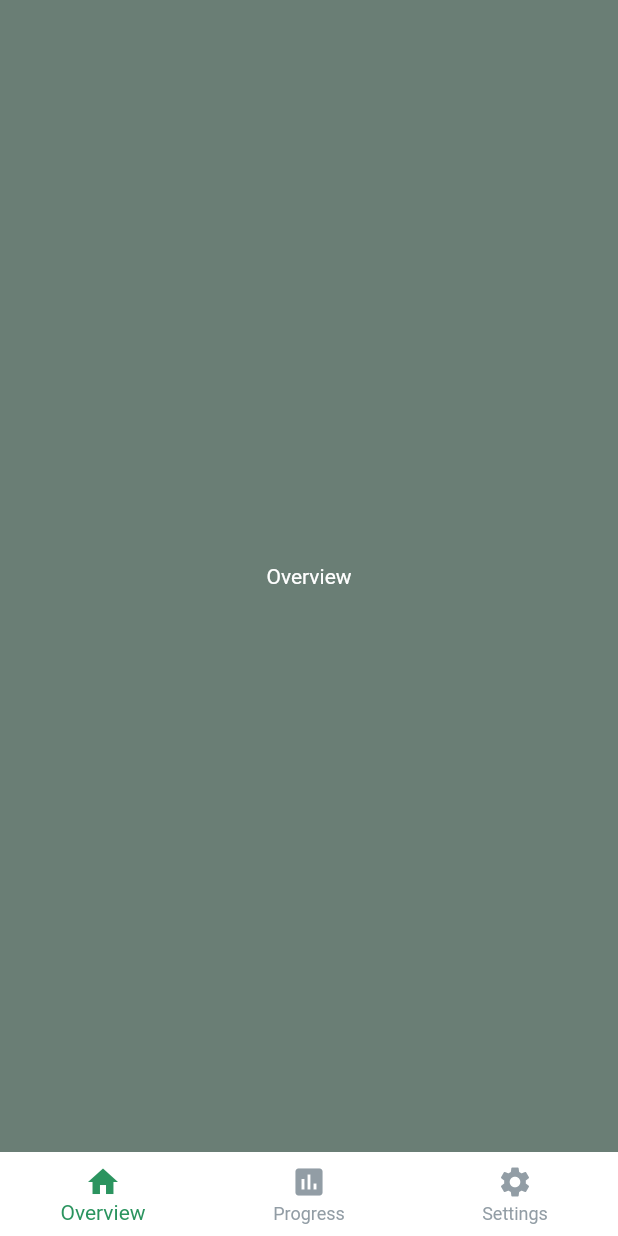
After one commit to gaethalalou/BusyWork, a Flutter app: the screen it shows after launch, on a phone screen of 412 x 824 dp. The commit adds this screen. Run offline on Flutter 3.47's test engine with Material 2 defaults, Android fonts, the phone set to English and light mode, and no system bars.

Commit message:
Class for each widget
There's a class made for each widget made from the placeholder class.

```diff
--- a/project_busy_work/lib/home_widget.dart
+++ b/project_busy_work/lib/home_widget.dart
@@ -1,20 +1,23 @@
 import 'package:flutter/material.dart';
+import 'package:projectbusywork/progress_widget.dart';
+import 'package:projectbusywork/settings_widget.dart';
+import 'overview_widget.dart';
 import 'placeholder_widget.dart';
 import 'myColors.dart';
 
 class Home extends StatefulWidget {
   @override
   State<StatefulWidget> createState() {
-      return _HomeState();
-    }
+    return _HomeState();
+  }
 }
 
 class _HomeState extends State<Home> {
   int _currentIndex = 0;
   final List<Widget> _children = [
-    PlaceholderWidget(bgGreen, "Overview"),
-    PlaceholderWidget(bgGreen, "Progress"),
-    PlaceholderWidget(bgGreen, "Settings")
+    OverviewWidget(bgGreen, "Overview"),
+    ProgressWidget(bgGreen, "Progress"),
+    SettingsWidget(bgGreen, "Settings")
   ];
 
   @override
@@ -27,8 +30,8 @@ class _HomeState extends State<Home> {
       bottomNavigationBar: BottomNavigationBar(
         elevation: 0.0, //to remove the border from the navigation bar
         backgroundColor: Colors.white,
-        selectedItemColor: lGreen,//light green
-        unselectedItemColor: lGrey,//grey
+        selectedItemColor: lGreen, //light green
+        unselectedItemColor: lGrey, //grey
         onTap: onTabTapped,
         currentIndex: _currentIndex,
         items: [
@@ -41,9 +44,7 @@ class _HomeState extends State<Home> {
             title: new Text('Progress'),
           ),
           BottomNavigationBarItem(
-            icon: Icon(Icons.settings),
-            title: Text('Settings')
-          )
+              icon: Icon(Icons.settings), title: Text('Settings'))
         ],
       ),
     );
--- /dev/null
+++ b/project_busy_work/lib/overview_widget.dart
@@ -0,0 +1,15 @@
+import 'package:flutter/material.dart';
+
+class OverviewWidget extends StatelessWidget {
+  final Color color;
+  final String text;
+  OverviewWidget(this.color, this.text);
+
+  @override
+  Widget build(BuildContext context) {
+    return Scaffold(
+      body: Center(child: Text(text)),
+      backgroundColor: color,
+    );
+  }
+}
```
Also changed, not shown: project_busy_work/lib/myColors.dart (+4 -3 lines), project_busy_work/lib/progress_widget.dart (added, +15 -0 lines), project_busy_work/lib/settings_widget.dart (added, +15 -0 lines).
